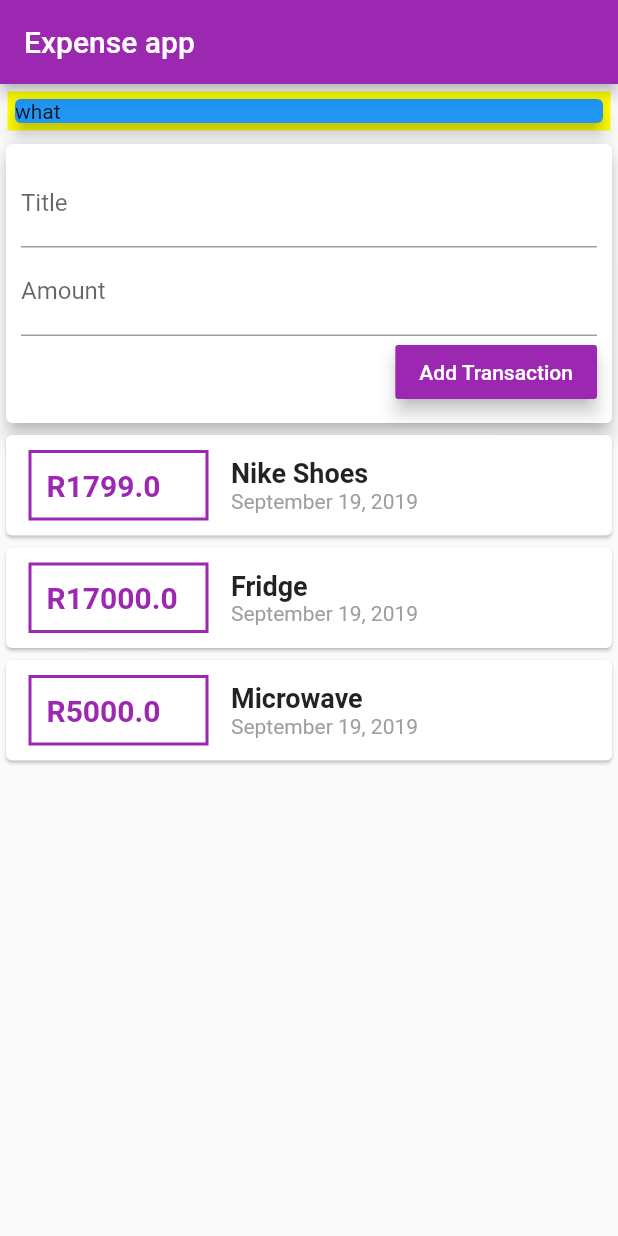
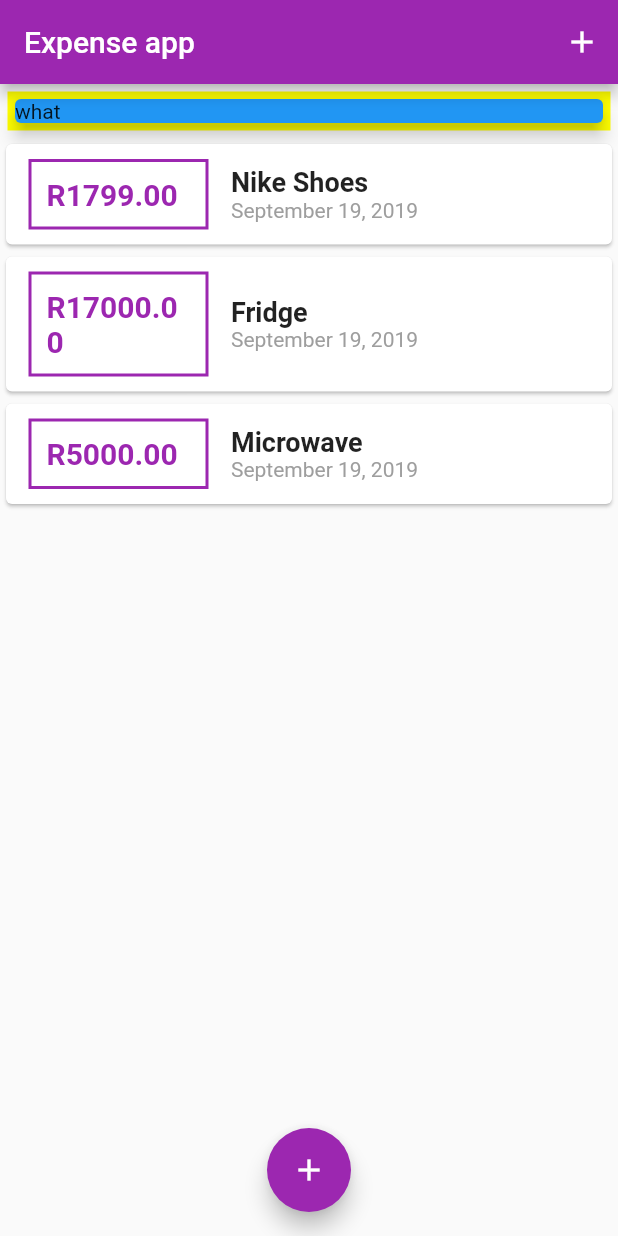
Before and after one commit to basheathini/expense_app, a Flutter app: the screen it shows after launch, on a phone screen of 412 x 824 dp. Run offline on Flutter 3.47's test engine with Material 2 defaults, Android fonts, the phone set to English and light mode, and no system bars.

Commit message:
styling and refactoring code

```diff
--- a/lib/main.dart
+++ b/lib/main.dart
@@ -1,7 +1,7 @@
 import 'package:flutter/material.dart';
 import './widgets/transaction_list.dart';
+import './models/transaction.dart';
 import './widgets/new_transactions.dart';
-import './widgets/user_transactions.dart';
 
 void main() => runApp(MyApp());
 
@@ -21,9 +21,36 @@ class MyApp extends StatelessWidget {
   }
 }
 
-class MyHomePage extends StatelessWidget {
+class MyHomePage extends StatefulWidget {
+  @override
+  _MyHomePageState createState() => _MyHomePageState();
+}
+
+class _MyHomePageState extends State<MyHomePage>{
+
   final titleController = TextEditingController();
   final amountController = TextEditingController();
+
+  final List<Transaction> _userTransactions = [
+    Transaction(id: 'tranOne', title: "Nike Shoes", amount: 1799.00, date: DateTime.now()),
+    Transaction(id: 'tranTwo', title: 'Fridge', amount: 17000.00, date: DateTime.now()),
+    Transaction(id: 'tranThree', title: 'Microwave', amount: 5000.00, date: DateTime.now())
+  ];
+
+  void _addNewTransaction(String title, double amount){
+
+    final newTransaction = Transaction(title: title, amount: amount, date: DateTime.now(), id: DateTime.now().toString());
+
+    setState(() {
+      _userTransactions.add(newTransaction);
+    });
+  }
+
+  void _startAddNewTransaction(BuildContext cont) {
+    showModalBottomSheet(context: cont, builder: (_) {
+      return NewTransaction(_addNewTransaction);
+    });
+  }
 
   @override
   Widget build(BuildContext context) {
@@ -31,6 +58,9 @@ class MyHomePage extends StatelessWidget {
     return Scaffold(
       appBar: AppBar(
         title: Text('Expense app'),
+        actions: <Widget>[
+          IconButton(icon: Icon(Icons.add), onPressed: () => _startAddNewTransaction(context),)
+        ],
       ),
       body: SingleChildScrollView(
         child: Column(
@@ -48,10 +78,15 @@ class MyHomePage extends StatelessWidget {
                 child: Text('what'),
               ),
             ),
-            UserTransactions()
+            TransactionList(_userTransactions)
           ],
         ),
-      )
+      ),
+      floatingActionButtonLocation: FloatingActionButtonLocation.centerFloat,
+      floatingActionButton: FloatingActionButton(
+          child: Icon(Icons.add),
+          onPressed: () {},
+      ),
     );
   }
 }
--- a/lib/widgets/transaction_list.dart
+++ b/lib/widgets/transaction_list.dart
@@ -29,7 +29,7 @@ class TransactionList extends StatelessWidget {
                   ),
                   padding: EdgeInsets.all(10),
                   width: 120,
-                  child: Text('R${transactions[index].amount}',
+                  child: Text('R${transactions[index].amount.toStringAsFixed(2)}',
                     style: TextStyle(fontWeight: FontWeight.bold, fontSize: 20, color: Colors.purple), ),
                 ),
                 Column(
--- a/lib/widgets/user_transactions.dart
+++ /dev/null
@@ -1,34 +0,0 @@
-import 'package:flutter/material.dart';
-import './new_transactions.dart';
-import './transaction_list.dart';
-import '../models/transaction.dart';
-
-class UserTransactions extends StatefulWidget {
-  @override
-  _UserTransactionsState createState() => _UserTransactionsState();
-}
-
-class _UserTransactionsState extends State<UserTransactions> {
-  final List<Transaction> _userTransactions = [
-    Transaction(id: 'tranOne', title: "Nike Shoes", amount: 1799.00, date: DateTime.now()),
-    Transaction(id: 'tranTwo', title: 'Fridge', amount: 17000.00, date: DateTime.now()),
-    Transaction(id: 'tranThree', title: 'Microwave', amount: 5000.00, date: DateTime.now())
-  ];
-
-  void _addNewTransaction(String title, double amount){
-
-    final newTransaction = Transaction(title: title, amount: amount, date: DateTime.now(), id: DateTime.now().toString());
-
-    setState(() {
-      _userTransactions.add(newTransaction);
-    });
-  }
-
-  @override
-  Widget build(BuildContext context) {
-    return Column(children: <Widget>[
-      NewTransaction(_addNewTransaction),
-      TransactionList(_userTransactions)
-    ],);
-  }
-}
```
Also changed, not shown: lib/widgets/new_transactions.dart (+17 -5 lines).
